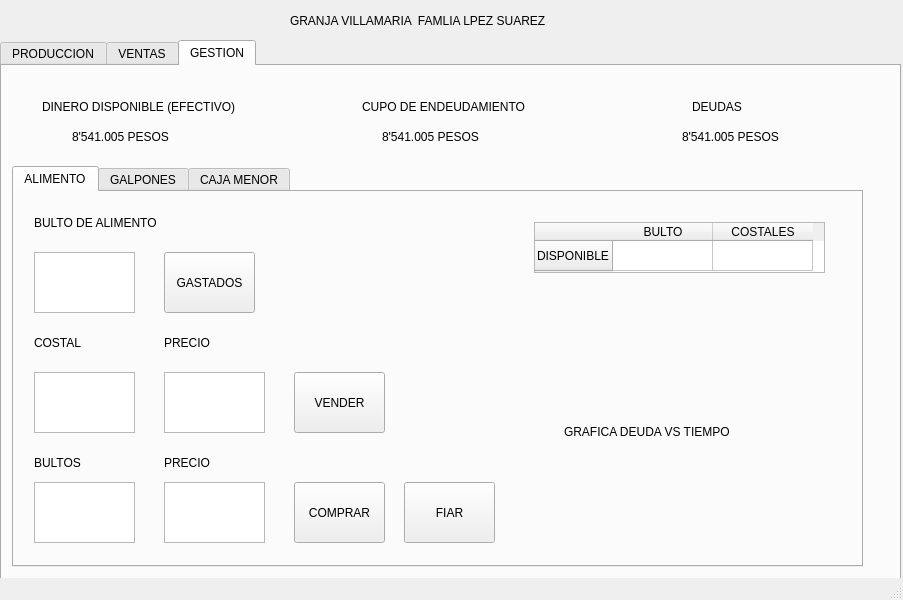
First picture: the form in interfaz grafica/GUI.ui, repository joaramirezra/Huevos-familia-lopez, before the edit.
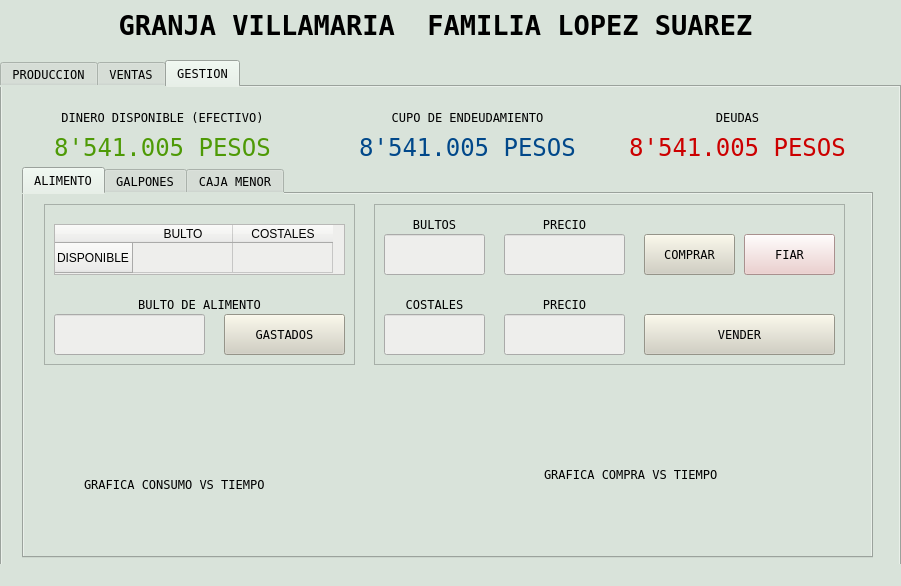
Second picture: the form after the edit. The open tabs and pages were chosen to show the change.

Commit message: v0.51 giving style

Diff of the .ui file:
```diff
--- a/interfaz grafica/GUI.ui
+++ b/interfaz grafica/GUI.ui
@@ -6,23 +6,40 @@
    <rect>
     <x>0</x>
     <y>0</y>
-    <width>903</width>
-    <height>600</height>
+    <width>901</width>
+    <height>586</height>
    </rect>
   </property>
   <property name="windowTitle">
    <string>MainWindow</string>
   </property>
+  <property name="autoFillBackground">
+   <bool>false</bool>
+  </property>
+  <property name="styleSheet">
+   <string notr="true">background-color: rgb(217, 227, 218);</string>
+  </property>
   <widget class="QWidget" name="centralwidget">
    <widget class="QTabWidget" name="tabWidget">
     <property name="geometry">
      <rect>
       <x>0</x>
-      <y>40</y>
+      <y>60</y>
       <width>901</width>
       <height>541</height>
      </rect>
     </property>
+    <property name="font">
+     <font>
+      <family>Andale Mono</family>
+     </font>
+    </property>
+    <property name="autoFillBackground">
+     <bool>false</bool>
+    </property>
+    <property name="styleSheet">
+     <string notr="true"/>
+    </property>
     <property name="currentIndex">
      <number>0</number>
     </property>
@@ -760,90 +777,155 @@
      <widget class="QLabel" name="label_14">
       <property name="geometry">
        <rect>
-        <x>40</x>
-        <y>20</y>
-        <width>231</width>
+        <x>10</x>
+        <y>10</y>
+        <width>301</width>
         <height>41</height>
        </rect>
       </property>
+      <property name="font">
+       <font>
+        <family>Andale Mono</family>
+       </font>
+      </property>
       <property name="text">
        <string>DINERO DISPONIBLE (EFECTIVO)</string>
       </property>
+      <property name="alignment">
+       <set>Qt::AlignCenter</set>
+      </property>
      </widget>
      <widget class="QLabel" name="label_15">
       <property name="geometry">
        <rect>
-        <x>690</x>
-        <y>20</y>
-        <width>81</width>
+        <x>620</x>
+        <y>10</y>
+        <width>231</width>
         <height>41</height>
        </rect>
       </property>
+      <property name="font">
+       <font>
+        <family>Andale Mono</family>
+       </font>
+      </property>
       <property name="text">
        <string>DEUDAS</string>
       </property>
+      <property name="alignment">
+       <set>Qt::AlignCenter</set>
+      </property>
      </widget>
      <widget class="QLabel" name="label_16">
       <property name="geometry">
        <rect>
-        <x>360</x>
-        <y>20</y>
-        <width>201</width>
+        <x>320</x>
+        <y>10</y>
+        <width>291</width>
         <height>41</height>
        </rect>
       </property>
+      <property name="font">
+       <font>
+        <family>Andale Mono</family>
+       </font>
+      </property>
       <property name="text">
        <string>CUPO DE ENDEUDAMIENTO</string>
       </property>
+      <property name="alignment">
+       <set>Qt::AlignCenter</set>
+      </property>
      </widget>
      <widget class="QLabel" name="label_17">
       <property name="geometry">
        <rect>
-        <x>70</x>
-        <y>50</y>
-        <width>171</width>
+        <x>10</x>
+        <y>40</y>
+        <width>301</width>
         <height>41</height>
        </rect>
       </property>
+      <property name="font">
+       <font>
+        <family>Andale Mono</family>
+        <pointsize>18</pointsize>
+       </font>
+      </property>
+      <property name="styleSheet">
+       <string notr="true">color: rgb(78, 154, 6);</string>
+      </property>
       <property name="text">
        <string>8'541.005 PESOS</string>
       </property>
+      <property name="alignment">
+       <set>Qt::AlignCenter</set>
+      </property>
      </widget>
      <widget class="QLabel" name="label_18">
       <property name="geometry">
        <rect>
-        <x>680</x>
-        <y>50</y>
-        <width>171</width>
+        <x>620</x>
+        <y>40</y>
+        <width>231</width>
         <height>41</height>
        </rect>
       </property>
+      <property name="font">
+       <font>
+        <family>Andale Mono</family>
+        <pointsize>18</pointsize>
+       </font>
+      </property>
+      <property name="styleSheet">
+       <string notr="true">color: rgb(204, 0, 0);</string>
+      </property>
       <property name="text">
        <string>8'541.005 PESOS</string>
       </property>
+      <property name="alignment">
+       <set>Qt::AlignCenter</set>
+      </property>
      </widget>
      <widget class="QLabel" name="label_19">
       <property name="geometry">
        <rect>
-        <x>380</x>
-        <y>50</y>
-        <width>171</width>
+        <x>320</x>
+        <y>40</y>
+        <width>291</width>
         <height>41</height>
        </rect>
       </property>
+      <property name="font">
+       <font>
+        <family>Andale Mono</family>
+        <pointsize>18</pointsize>
+       </font>
+      </property>
+      <property name="styleSheet">
+       <string notr="true">color: rgb(1, 72, 138);</string>
+      </property>
       <property name="text">
        <string>8'541.005 PESOS</string>
       </property>
+      <property name="alignment">
+       <set>Qt::AlignCenter</set>
+      </property>
      </widget>
      <widget class="QTabWidget" name="tabWidget_2">
       <property name="geometry">
        <rect>
-        <x>10</x>
-        <y>100</y>
+        <x>20</x>
+        <y>80</y>
         <width>851</width>
-        <height>401</height>
+        <height>391</height>
        </rect>
       </property>
+      <property name="font">
+       <font>
+        <family>Andale Mono</family>
+       </font>
+      </property>
       <property name="currentIndex">
        <number>2</number>
       </property>
@@ -851,262 +933,388 @@
        <attribute name="title">
         <string>ALIMENTO</string>
        </attribute>
-       <widget class="QPushButton" name="pushButton_9">
-        <property name="geometry">
-         <rect>
-          <x>280</x>
-          <y>290</y>
-          <width>91</width>
-          <height>61</height>
-         </rect>
-        </property>
-        <property name="text">
-         <string>COMPRAR</string>
-        </property>
-       </widget>
-       <widget class="QLabel" name="label_39">
-        <property name="geometry">
-         <rect>
-          <x>20</x>
-          <y>250</y>
-          <width>101</width>
-          <height>41</height>
-         </rect>
-        </property>
-        <property name="text">
-         <string>BULTOS</string>
-        </property>
-       </widget>
-       <widget class="QLabel" name="label_38">
-        <property name="geometry">
-         <rect>
-          <x>150</x>
-          <y>250</y>
-          <width>101</width>
-          <height>41</height>
-         </rect>
-        </property>
-        <property name="text">
-         <string>PRECIO</string>
-        </property>
-       </widget>
-       <widget class="QTextEdit" name="textEdit_13">
-        <property name="geometry">
-         <rect>
-          <x>20</x>
-          <y>290</y>
-          <width>101</width>
-          <height>61</height>
-         </rect>
-        </property>
-        <property name="html">
-         <string>&lt;!DOCTYPE HTML PUBLIC &quot;-//W3C//DTD HTML 4.0//EN&quot; &quot;http://www.w3.org/TR/REC-html40/strict.dtd&quot;&gt;
-&lt;html&gt;&lt;head&gt;&lt;meta name=&quot;qrichtext&quot; content=&quot;1&quot; /&gt;&lt;style type=&quot;text/css&quot;&gt;
-p, li { white-space: pre-wrap; }
-&lt;/style&gt;&lt;/head&gt;&lt;body style=&quot; font-family:'Ubuntu'; font-size:11pt; font-weight:400; font-style:normal;&quot;&gt;
-&lt;p style=&quot;-qt-paragraph-type:empty; margin-top:0px; margin-bottom:0px; margin-left:0px; margin-right:0px; -qt-block-indent:0; text-indent:0px;&quot;&gt;&lt;br /&gt;&lt;/p&gt;&lt;/body&gt;&lt;/html&gt;</string>
-        </property>
-       </widget>
-       <widget class="QTextEdit" name="textEdit_14">
-        <property name="geometry">
-         <rect>
-          <x>150</x>
-          <y>290</y>
-          <width>101</width>
-          <height>61</height>
-         </rect>
-        </property>
-        <property name="html">
-         <string>&lt;!DOCTYPE HTML PUBLIC &quot;-//W3C//DTD HTML 4.0//EN&quot; &quot;http://www.w3.org/TR/REC-html40/strict.dtd&quot;&gt;
-&lt;html&gt;&lt;head&gt;&lt;meta name=&quot;qrichtext&quot; content=&quot;1&quot; /&gt;&lt;style type=&quot;text/css&quot;&gt;
-p, li { white-space: pre-wrap; }
-&lt;/style&gt;&lt;/head&gt;&lt;body style=&quot; font-family:'Ubuntu'; font-size:11pt; font-weight:400; font-style:normal;&quot;&gt;
-&lt;p style=&quot;-qt-paragraph-type:empty; margin-top:0px; margin-bottom:0px; margin-left:0px; margin-right:0px; -qt-block-indent:0; text-indent:0px;&quot;&gt;&lt;br /&gt;&lt;/p&gt;&lt;/body&gt;&lt;/html&gt;</string>
-        </property>
-       </widget>
-       <widget class="QPushButton" name="pushButton_13">
-        <property name="geometry">
-         <rect>
-          <x>280</x>
-          <y>180</y>
-          <width>91</width>
-          <height>61</height>
-         </rect>
-        </property>
-        <property name="text">
-         <string>VENDER</string>
-        </property>
-       </widget>
-       <widget class="QTextEdit" name="textEdit_21">
-        <property name="geometry">
-         <rect>
-          <x>150</x>
-          <y>180</y>
-          <width>101</width>
-          <height>61</height>
-         </rect>
-        </property>
-        <property name="html">
-         <string>&lt;!DOCTYPE HTML PUBLIC &quot;-//W3C//DTD HTML 4.0//EN&quot; &quot;http://www.w3.org/TR/REC-html40/strict.dtd&quot;&gt;
-&lt;html&gt;&lt;head&gt;&lt;meta name=&quot;qrichtext&quot; content=&quot;1&quot; /&gt;&lt;style type=&quot;text/css&quot;&gt;
-p, li { white-space: pre-wrap; }
-&lt;/style&gt;&lt;/head&gt;&lt;body style=&quot; font-family:'Ubuntu'; font-size:11pt; font-weight:400; font-style:normal;&quot;&gt;
-&lt;p style=&quot;-qt-paragraph-type:empty; margin-top:0px; margin-bottom:0px; margin-left:0px; margin-right:0px; -qt-block-indent:0; text-indent:0px;&quot;&gt;&lt;br /&gt;&lt;/p&gt;&lt;/body&gt;&lt;/html&gt;</string>
-        </property>
-       </widget>
-       <widget class="QTextEdit" name="textEdit_22">
-        <property name="geometry">
-         <rect>
-          <x>20</x>
-          <y>180</y>
-          <width>101</width>
-          <height>61</height>
-         </rect>
-        </property>
-        <property name="html">
-         <string>&lt;!DOCTYPE HTML PUBLIC &quot;-//W3C//DTD HTML 4.0//EN&quot; &quot;http://www.w3.org/TR/REC-html40/strict.dtd&quot;&gt;
-&lt;html&gt;&lt;head&gt;&lt;meta name=&quot;qrichtext&quot; content=&quot;1&quot; /&gt;&lt;style type=&quot;text/css&quot;&gt;
-p, li { white-space: pre-wrap; }
-&lt;/style&gt;&lt;/head&gt;&lt;body style=&quot; font-family:'Ubuntu'; font-size:11pt; font-weight:400; font-style:normal;&quot;&gt;
-&lt;p style=&quot;-qt-paragraph-type:empty; margin-top:0px; margin-bottom:0px; margin-left:0px; margin-right:0px; -qt-block-indent:0; text-indent:0px;&quot;&gt;&lt;br /&gt;&lt;/p&gt;&lt;/body&gt;&lt;/html&gt;</string>
-        </property>
-       </widget>
-       <widget class="QLabel" name="label_40">
-        <property name="geometry">
-         <rect>
-          <x>20</x>
-          <y>130</y>
-          <width>101</width>
-          <height>41</height>
-         </rect>
-        </property>
-        <property name="text">
-         <string>COSTAL</string>
-        </property>
-       </widget>
-       <widget class="QLabel" name="label_47">
-        <property name="geometry">
-         <rect>
-          <x>150</x>
-          <y>130</y>
-          <width>101</width>
-          <height>41</height>
-         </rect>
-        </property>
-        <property name="text">
-         <string>PRECIO</string>
-        </property>
-       </widget>
-       <widget class="QTableWidget" name="tableWidget_4">
-        <property name="geometry">
-         <rect>
-          <x>520</x>
-          <y>30</y>
-          <width>291</width>
-          <height>51</height>
-         </rect>
-        </property>
-        <property name="verticalScrollBarPolicy">
-         <enum>Qt::ScrollBarAlwaysOff</enum>
-        </property>
-        <property name="horizontalScrollBarPolicy">
-         <enum>Qt::ScrollBarAlwaysOff</enum>
-        </property>
-        <property name="autoScroll">
-         <bool>false</bool>
-        </property>
-        <row>
-         <property name="text">
-          <string>DISPONIBLE</string>
-         </property>
-        </row>
-        <column>
-         <property name="text">
-          <string>BULTO</string>
-         </property>
-        </column>
-        <column>
-         <property name="text">
-          <string>COSTALES</string>
-         </property>
-        </column>
-       </widget>
-       <widget class="QPushButton" name="pushButton_14">
-        <property name="geometry">
-         <rect>
-          <x>390</x>
-          <y>290</y>
-          <width>91</width>
-          <height>61</height>
-         </rect>
-        </property>
-        <property name="text">
-         <string>FIAR</string>
-        </property>
-       </widget>
-       <widget class="QTextEdit" name="textEdit_24">
-        <property name="geometry">
-         <rect>
-          <x>20</x>
-          <y>60</y>
-          <width>101</width>
-          <height>61</height>
-         </rect>
-        </property>
-        <property name="html">
-         <string>&lt;!DOCTYPE HTML PUBLIC &quot;-//W3C//DTD HTML 4.0//EN&quot; &quot;http://www.w3.org/TR/REC-html40/strict.dtd&quot;&gt;
-&lt;html&gt;&lt;head&gt;&lt;meta name=&quot;qrichtext&quot; content=&quot;1&quot; /&gt;&lt;style type=&quot;text/css&quot;&gt;
-p, li { white-space: pre-wrap; }
-&lt;/style&gt;&lt;/head&gt;&lt;body style=&quot; font-family:'Ubuntu'; font-size:11pt; font-weight:400; font-style:normal;&quot;&gt;
-&lt;p style=&quot;-qt-paragraph-type:empty; margin-top:0px; margin-bottom:0px; margin-left:0px; margin-right:0px; -qt-block-indent:0; text-indent:0px;&quot;&gt;&lt;br /&gt;&lt;/p&gt;&lt;/body&gt;&lt;/html&gt;</string>
-        </property>
-       </widget>
-       <widget class="QPushButton" name="pushButton_15">
-        <property name="geometry">
-         <rect>
-          <x>150</x>
-          <y>60</y>
-          <width>91</width>
-          <height>61</height>
-         </rect>
-        </property>
-        <property name="text">
-         <string>GASTADOS</string>
-        </property>
-       </widget>
-       <widget class="QLabel" name="label_55">
-        <property name="geometry">
-         <rect>
-          <x>20</x>
-          <y>10</y>
-          <width>161</width>
-          <height>41</height>
-         </rect>
-        </property>
-        <property name="text">
-         <string>BULTO DE ALIMENTO</string>
-        </property>
-       </widget>
        <widget class="QWidget" name="widget_2" native="true">
         <property name="geometry">
          <rect>
-          <x>500</x>
-          <y>110</y>
-          <width>331</width>
-          <height>231</height>
+          <x>440</x>
+          <y>190</y>
+          <width>391</width>
+          <height>161</height>
          </rect>
         </property>
         <widget class="QLabel" name="label_22">
          <property name="geometry">
           <rect>
-           <x>50</x>
-           <y>120</y>
+           <x>80</x>
+           <y>80</y>
            <width>261</width>
            <height>20</height>
           </rect>
          </property>
          <property name="text">
-          <string>GRAFICA DEUDA VS TIEMPO</string>
+          <string>GRAFICA COMPRA VS TIEMPO</string>
+         </property>
+        </widget>
+       </widget>
+       <widget class="QFrame" name="frame_5">
+        <property name="geometry">
+         <rect>
+          <x>20</x>
+          <y>10</y>
+          <width>311</width>
+          <height>161</height>
+         </rect>
+        </property>
+        <property name="frameShape">
+         <enum>QFrame::StyledPanel</enum>
+        </property>
+        <property name="frameShadow">
+         <enum>QFrame::Raised</enum>
+        </property>
+        <widget class="QTableWidget" name="tableWidget_4">
+         <property name="geometry">
+          <rect>
+           <x>10</x>
+           <y>20</y>
+           <width>291</width>
+           <height>51</height>
+          </rect>
+         </property>
+         <property name="styleSheet">
+          <string notr="true">background-color: rgb(238, 238, 236);
+font: 11pt &quot;Andale Mono&quot;;</string>
+         </property>
+         <property name="verticalScrollBarPolicy">
+          <enum>Qt::ScrollBarAlwaysOff</enum>
+         </property>
+         <property name="horizontalScrollBarPolicy">
+          <enum>Qt::ScrollBarAlwaysOff</enum>
+         </property>
+         <property name="autoScroll">
+          <bool>false</bool>
+         </property>
+         <row>
+          <property name="text">
+           <string>DISPONIBLE</string>
+          </property>
+         </row>
+         <column>
+          <property name="text">
+           <string>BULTO</string>
+          </property>
+         </column>
+         <column>
+          <property name="text">
+           <string>COSTALES</string>
+          </property>
+         </column>
+        </widget>
+        <widget class="QPushButton" name="pushButton_15">
+         <property name="geometry">
+          <rect>
+           <x>180</x>
+           <y>110</y>
+           <width>121</width>
+           <height>41</height>
+          </rect>
+         </property>
+         <property name="font">
+          <font>
+           <family>Andale Mono</family>
+          </font>
+         </property>
+         <property name="styleSheet">
+          <string notr="true">background-color: rgb(209, 207, 192);</string>
+         </property>
+         <property name="text">
+          <string>GASTADOS</string>
+         </property>
+        </widget>
+        <widget class="QLabel" name="label_55">
+         <property name="geometry">
+          <rect>
+           <x>10</x>
+           <y>80</y>
+           <width>291</width>
+           <height>41</height>
+          </rect>
+         </property>
+         <property name="font">
+          <font>
+           <family>Andale Mono</family>
+          </font>
+         </property>
+         <property name="text">
+          <string>BULTO DE ALIMENTO</string>
+         </property>
+         <property name="alignment">
+          <set>Qt::AlignCenter</set>
+         </property>
+        </widget>
+        <widget class="QLineEdit" name="lineEdit_14">
+         <property name="geometry">
+          <rect>
+           <x>10</x>
+           <y>110</y>
+           <width>151</width>
+           <height>41</height>
+          </rect>
+         </property>
+         <property name="styleSheet">
+          <string notr="true">background-color: rgb(238, 238, 236);</string>
+         </property>
+        </widget>
+        <zorder>label_55</zorder>
+        <zorder>tableWidget_4</zorder>
+        <zorder>pushButton_15</zorder>
+        <zorder>lineEdit_14</zorder>
+       </widget>
+       <widget class="QFrame" name="frame_6">
+        <property name="geometry">
+         <rect>
+          <x>350</x>
+          <y>10</y>
+          <width>471</width>
+          <height>161</height>
+         </rect>
+        </property>
+        <property name="frameShape">
+         <enum>QFrame::StyledPanel</enum>
+        </property>
+        <property name="frameShadow">
+         <enum>QFrame::Raised</enum>
+        </property>
+        <widget class="QPushButton" name="pushButton_13">
+         <property name="geometry">
+          <rect>
+           <x>270</x>
+           <y>110</y>
+           <width>191</width>
+           <height>41</height>
+          </rect>
+         </property>
+         <property name="font">
+          <font>
+           <family>Andale Mono</family>
+          </font>
+         </property>
+         <property name="styleSheet">
+          <string notr="true">background-color: rgb(209, 207, 192);</string>
+         </property>
+         <property name="text">
+          <string>VENDER</string>
+         </property>
+        </widget>
+        <widget class="QPushButton" name="pushButton_14">
+         <property name="geometry">
+          <rect>
+           <x>370</x>
+           <y>30</y>
+           <width>91</width>
+           <height>41</height>
+          </rect>
+         </property>
+         <property name="font">
+          <font>
+           <family>Andale Mono</family>
+          </font>
+         </property>
+         <property name="styleSheet">
+          <string notr="true">background-color: rgb(236, 201, 199);</string>
+         </property>
+         <property name="text">
+          <string>FIAR</string>
+         </property>
+        </widget>
+        <widget class="QLabel" name="label_40">
+         <property name="geometry">
+          <rect>
+           <x>10</x>
+           <y>80</y>
+           <width>101</width>
+           <height>41</height>
+          </rect>
+         </property>
+         <property name="font">
+          <font>
+           <family>Andale Mono</family>
+          </font>
+         </property>
+         <property name="text">
+          <string>COSTALES</string>
+         </property>
+         <property name="alignment">
+          <set>Qt::AlignCenter</set>
+         </property>
+        </widget>
+        <widget class="QLabel" name="label_39">
+         <property name="geometry">
+          <rect>
+           <x>10</x>
+           <y>10</y>
+           <width>101</width>
+           <height>21</height>
+          </rect>
+         </property>
+         <property name="font">
+          <font>
+           <family>Andale Mono</family>
+          </font>
+         </property>
+         <property name="text">
+          <string>BULTOS</string>
+         </property>
+         <property name="alignment">
+          <set>Qt::AlignCenter</set>
+         </property>
+        </widget>
+        <widget class="QPushButton" name="pushButton_9">
+         <property name="geometry">
+          <rect>
+           <x>270</x>
+           <y>30</y>
+           <width>91</width>
+           <height>41</height>
+          </rect>
+         </property>
+         <property name="font">
+          <font>
+           <family>Andale Mono</family>
+          </font>
+         </property>
+         <property name="styleSheet">
+          <string notr="true">background-color: rgb(209, 207, 192);</string>
+         </property>
+         <property name="text">
+          <string>COMPRAR</string>
+         </property>
+        </widget>
+        <widget class="QLabel" name="label_38">
+         <property name="geometry">
+          <rect>
+           <x>140</x>
+           <y>10</y>
+           <width>101</width>
+           <height>21</height>
+          </rect>
+         </property>
+         <property name="font">
+          <font>
+           <family>Andale Mono</family>
+          </font>
+         </property>
+         <property name="text">
+          <string>PRECIO</string>
+         </property>
+         <property name="alignment">
+          <set>Qt::AlignCenter</set>
+         </property>
+        </widget>
+        <widget class="QLabel" name="label_47">
+         <property name="geometry">
+          <rect>
+           <x>140</x>
+           <y>80</y>
+           <width>101</width>
+           <height>41</height>
+          </rect>
+         </property>
+         <property name="font">
+          <font>
+           <family>Andale Mono</family>
+          </font>
+         </property>
+         <property name="text">
+          <string>PRECIO</string>
+         </property>
+         <property name="alignment">
+          <set>Qt::AlignCenter</set>
+         </property>
+        </widget>
+        <widget class="QLineEdit" name="lineEdit_10">
+         <property name="geometry">
+          <rect>
+           <x>10</x>
+           <y>30</y>
+           <width>101</width>
+           <height>41</height>
+          </rect>
+         </property>
+         <property name="styleSheet">
+          <string notr="true">background-color: rgb(238, 238, 236);</string>
+         </property>
+        </widget>
+        <widget class="QLineEdit" name="lineEdit_11">
+         <property name="geometry">
+          <rect>
+           <x>10</x>
+           <y>110</y>
+           <width>101</width>
+           <height>41</height>
+          </rect>
+         </property>
+         <property name="styleSheet">
+          <string notr="true">background-color: rgb(238, 238, 236);</string>
+         </property>
+        </widget>
+        <widget class="QLineEdit" name="lineEdit_12">
+         <property name="geometry">
+          <rect>
+           <x>130</x>
+           <y>30</y>
+           <width>121</width>
+           <height>41</height>
+          </rect>
+         </property>
+         <property name="styleSheet">
+          <string notr="true">background-color: rgb(238, 238, 236);</string>
+         </property>
+        </widget>
+        <widget class="QLineEdit" name="lineEdit_13">
+         <property name="geometry">
+          <rect>
+           <x>130</x>
+           <y>110</y>
+           <width>121</width>
+           <height>41</height>
+          </rect>
+         </property>
+         <property name="styleSheet">
+          <string notr="true">background-color: rgb(238, 238, 236);</string>
+         </property>
+        </widget>
+        <zorder>label_38</zorder>
+        <zorder>pushButton_13</zorder>
+        <zorder>pushButton_14</zorder>
+        <zorder>label_40</zorder>
+        <zorder>label_39</zorder>
+        <zorder>pushButton_9</zorder>
+        <zorder>label_47</zorder>
+        <zorder>lineEdit_10</zorder>
+        <zorder>lineEdit_11</zorder>
+        <zorder>lineEdit_12</zorder>
+        <zorder>lineEdit_13</zorder>
+       </widget>
+       <widget class="QWidget" name="widget_8" native="true">
+        <property name="geometry">
+         <rect>
+          <x>20</x>
+          <y>190</y>
+          <width>391</width>
+          <height>161</height>
+         </rect>
+        </property>
+        <widget class="QLabel" name="label_49">
+         <property name="geometry">
+          <rect>
+           <x>40</x>
+           <y>90</y>
+           <width>261</width>
+           <height>20</height>
+          </rect>
+         </property>
+         <property name="text">
+          <string>GRAFICA CONSUMO VS TIEMPO</string>
          </property>
         </widget>
        </widget>
@@ -1204,49 +1412,6 @@
          <string>DAR DE BAJA</string>
         </property>
        </widget>
-       <widget class="QLabel" name="label_48">
-        <property name="geometry">
-         <rect>
-          <x>170</x>
-          <y>230</y>
-          <width>101</width>
-          <height>41</height>
-         </rect>
-        </property>
-        <property name="text">
-         <string>CANTIDAD</string>
-        </property>
-       </widget>
-       <widget class="QTextEdit" name="textEdit_23">
-        <property name="geometry">
-         <rect>
-          <x>170</x>
-          <y>280</y>
-          <width>101</width>
-          <height>61</height>
-         </rect>
-        </property>
-        <property name="html">
-         <string>&lt;!DOCTYPE HTML PUBLIC &quot;-//W3C//DTD HTML 4.0//EN&quot; &quot;http://www.w3.org/TR/REC-html40/strict.dtd&quot;&gt;
-&lt;html&gt;&lt;head&gt;&lt;meta name=&quot;qrichtext&quot; content=&quot;1&quot; /&gt;&lt;style type=&quot;text/css&quot;&gt;
-p, li { white-space: pre-wrap; }
-&lt;/style&gt;&lt;/head&gt;&lt;body style=&quot; font-family:'Ubuntu'; font-size:11pt; font-weight:400; font-style:normal;&quot;&gt;
-&lt;p style=&quot;-qt-paragraph-type:empty; margin-top:0px; margin-bottom:0px; margin-left:0px; margin-right:0px; -qt-block-indent:0; text-indent:0px;&quot;&gt;&lt;br /&gt;&lt;/p&gt;&lt;/body&gt;&lt;/html&gt;</string>
-        </property>
-       </widget>
-       <widget class="QLabel" name="label_49">
-        <property name="geometry">
-         <rect>
-          <x>20</x>
-          <y>230</y>
-          <width>121</width>
-          <height>41</height>
-         </rect>
-        </property>
-        <property name="text">
-         <string>TIPO DE GALLINA</string>
-        </property>
-       </widget>
        <widget class="QWidget" name="widget" native="true">
         <property name="geometry">
          <rect>
@@ -1614,14 +1779,25 @@
    <widget class="QLabel" name="label_7">
     <property name="geometry">
      <rect>
-      <x>290</x>
+      <x>10</x>
       <y>0</y>
-      <width>311</width>
-      <height>41</height>
+      <width>851</width>
+      <height>51</height>
      </rect>
     </property>
+    <property name="font">
+     <font>
+      <family>Andale Mono</family>
+      <pointsize>20</pointsize>
+      <weight>75</weight>
+      <bold>true</bold>
+     </font>
+    </property>
     <property name="text">
-     <string>GRANJA VILLAMARIA  FAMLIA LPEZ SUAREZ</string>
+     <string>GRANJA VILLAMARIA  FAMILIA LOPEZ SUAREZ</string>
+    </property>
+    <property name="alignment">
+     <set>Qt::AlignCenter</set>
     </property>
    </widget>
   </widget>
```
Left out of the diff: 1966 changed lines with no effect on the pictures.
